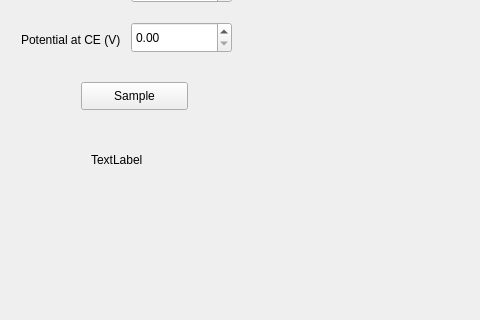
UCDiGEM/aldeSens, file mainwindow.ui: the form before one commit; both pictures show x 0 to 480 and y 152 to 472 of the 1000 by 654 pixel window.
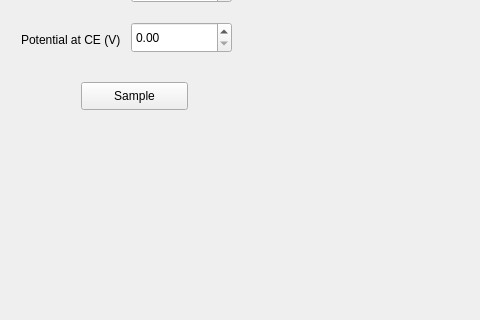
The form after the commit. The open tabs and pages were chosen to show the change. Custom widgets are drawn as their Qt base class.

Patch:
```diff
--- a/mainwindow.ui
+++ b/mainwindow.ui
@@ -360,19 +360,6 @@
          <string>Sample</string>
         </property>
        </widget>
-       <widget class="QLabel" name="label">
-        <property name="geometry">
-         <rect>
-          <x>80</x>
-          <y>190</y>
-          <width>62</width>
-          <height>16</height>
-         </rect>
-        </property>
-        <property name="text">
-         <string>TextLabel</string>
-        </property>
-       </widget>
       </widget>
       <widget class="QWidget" name="toolBoxPage4_2">
        <property name="geometry">
```
